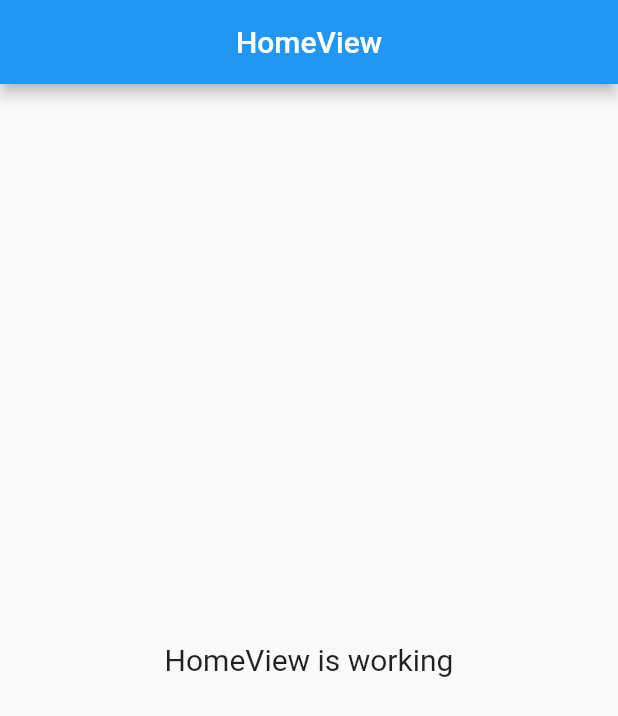
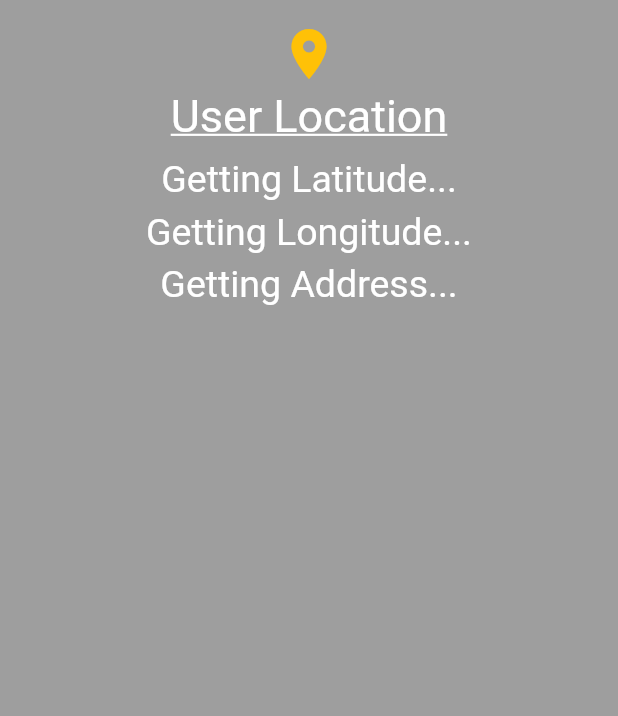
Before and after one commit to rsyd29/latihan_location_gps, a Flutter app: the screen it shows after launch, on a phone screen of 412 x 824 dp. Shown: the top 716 px of the screen. Run offline on Flutter 3.47's test engine with Material 2 defaults, Android fonts, the phone set to English and light mode, and no system bars; our stand-ins replace geocoding, geolocator, get.

Commit message:
Berhasil mendapatkan data latitude, longitude, dan placemark

```diff
--- a/lib/app/modules/home/controllers/home_controller.dart
+++ b/lib/app/modules/home/controllers/home_controller.dart
@@ -1,12 +1,20 @@
+import 'dart:async';
+
+import 'package:geocoding/geocoding.dart';
+import 'package:geolocator/geolocator.dart';
 import 'package:get/get.dart';
 
 class HomeController extends GetxController {
-  //TODO: Implement HomeController
+  var latitude = 'Getting Latitude...'.obs;
+  var longitude = 'Getting Longitude...'.obs;
+  var address = 'Getting Address...'.obs;
 
-  final count = 0.obs;
+  late StreamSubscription<Position> streamSubscription;
+
   @override
   void onInit() {
     super.onInit();
+    getLocation();
   }
 
   @override
@@ -16,5 +24,55 @@ class HomeController extends GetxController {
 
   @override
   void onClose() {}
-  void increment() => count.value++;
+
+  getLocation() async {
+    bool serviceEnabled;
+    LocationPermission permission;
+
+    serviceEnabled = await Geolocator.isLocationServiceEnabled();
+    if (!serviceEnabled) {
+      await Geolocator.openLocationSettings();
+      return Future.error('Location services are disabled.');
+    }
+
+    permission = await Geolocator.checkPermission();
+    if (permission == LocationPermission.denied) {
+      permission = await Geolocator.requestPermission();
+      if (permission == LocationPermission.denied) {
+        return Future.error('Location permissions are denied.');
+      }
+    }
+
+    if (permission == LocationPermission.deniedForever) {
+      return Future.error(
+          'Location permissions are permanently denied, we cannot request permissions.');
+    }
+
+    streamSubscription =
+        Geolocator.getPositionStream().listen((Position position) {
+      latitude.value = 'Latitude: ${position.latitude}';
+      longitude.value = 'Longitude: ${position.longitude}';
+      getAddressFromLatLong(position);
+    });
+  }
+
+  Future<void> getAddressFromLatLong(Position position) async {
+    List<Placemark> placemark =
+        await placemarkFromCoordinates(position.latitude, position.longitude);
+    Placemark place = placemark[0];
+    var administrativeArea = place.administrativeArea;
+    var name = place.name;
+    var isoCountryCode = place.isoCountryCode;
+    var postalCode = place.postalCode;
+    var street = place.street;
+    var country = place.country;
+    var locality = place.locality;
+    var subAdministrativeArea = place.subAdministrativeArea;
+    var subLocality = place.subLocality;
+    var subThoroughfare = place.subThoroughfare;
+    var thoroughfare = place.thoroughfare;
+
+    address.value =
+        '\nadministrativeArea: $administrativeArea\n\nname: $name\n\nisoCountryCode: $isoCountryCode\n\npostalCode: $postalCode\n\nstreet: $street\n\ncountry: $country\n\nlocality: $locality\n\nsubAdministrativeArea: $subAdministrativeArea\n\nsubLocality: $subLocality\n\nsubThoroughfare: $subThoroughfare\n\nthoroughfare: $thoroughfare';
+  }
 }
--- a/lib/app/modules/home/views/home_view.dart
+++ b/lib/app/modules/home/views/home_view.dart
@@ -8,14 +8,73 @@ class HomeView extends GetView<HomeController> {
   @override
   Widget build(BuildContext context) {
     return Scaffold(
-      appBar: AppBar(
-        title: Text('HomeView'),
-        centerTitle: true,
-      ),
+      backgroundColor: Colors.black38,
       body: Center(
-        child: Text(
-          'HomeView is working',
-          style: TextStyle(fontSize: 20),
+        child: Padding(
+          padding: const EdgeInsets.all(16.0),
+          child: ListView(
+            children: [
+              Column(
+                mainAxisAlignment: MainAxisAlignment.center,
+                crossAxisAlignment: CrossAxisAlignment.center,
+                children: [
+                  Icon(
+                    Icons.location_on,
+                    color: Colors.amber,
+                    size: 40,
+                  ),
+                  SizedBox(
+                    height: 4,
+                  ),
+                  Text(
+                    'User Location',
+                    style: TextStyle(
+                      color: Colors.white,
+                      fontSize: 30,
+                      decoration: TextDecoration.underline,
+                    ),
+                  ),
+                  SizedBox(
+                    height: 10,
+                  ),
+                  Obx(
+                    () => Text(
+                      controller.latitude.value,
+                      style: TextStyle(
+                        color: Colors.white,
+                        fontSize: 25,
+                      ),
+                    ),
+                  ),
+                  SizedBox(
+                    height: 6,
+                  ),
+                  Obx(
+                    () => Text(
+                      controller.longitude.value,
+                      style: TextStyle(
+                        color: Colors.white,
+                        fontSize: 25,
+                      ),
+                    ),
+                  ),
+                  SizedBox(
+                    height: 6,
+                  ),
+                  Obx(
+                    () => Text(
+                      controller.address.value,
+                      style: TextStyle(
+                        color: Colors.white,
+                        fontSize: 25,
+                      ),
+                      textAlign: TextAlign.center,
+                    ),
+                  ),
+                ],
+              ),
+            ],
+          ),
         ),
       ),
     );
```
Also changed, not shown: 4 other files.
